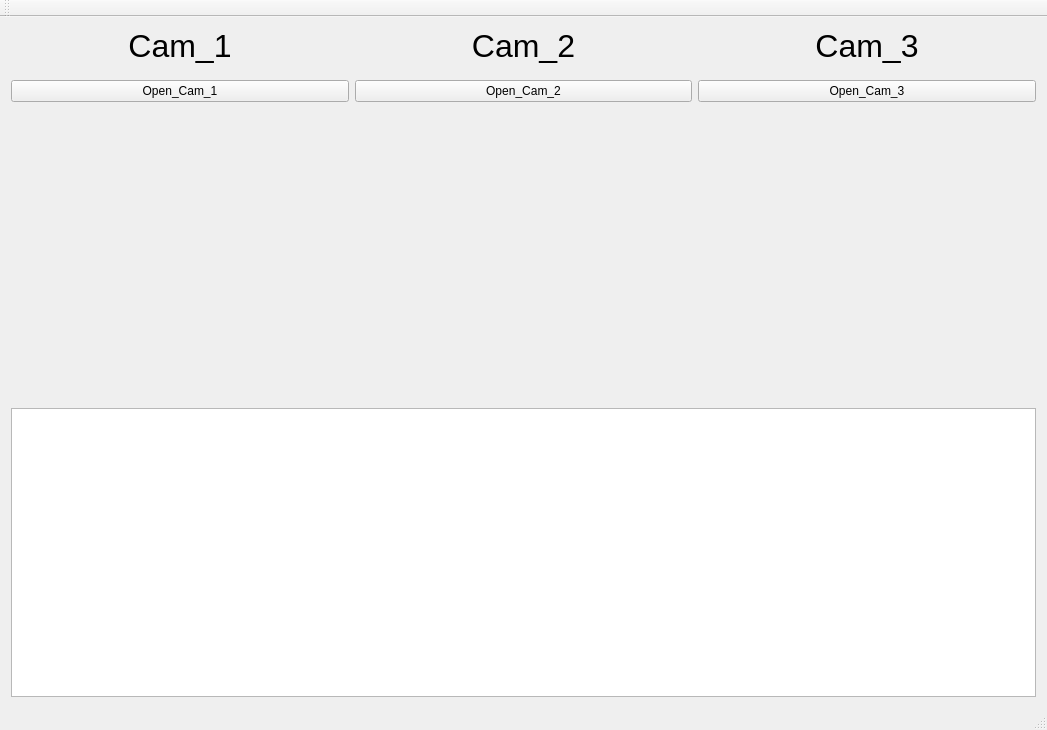
The window that mainwindow.ui (cuitwhy/Qt-WatchDog-CCTV) describes before a commit, drawn with Qt 5.
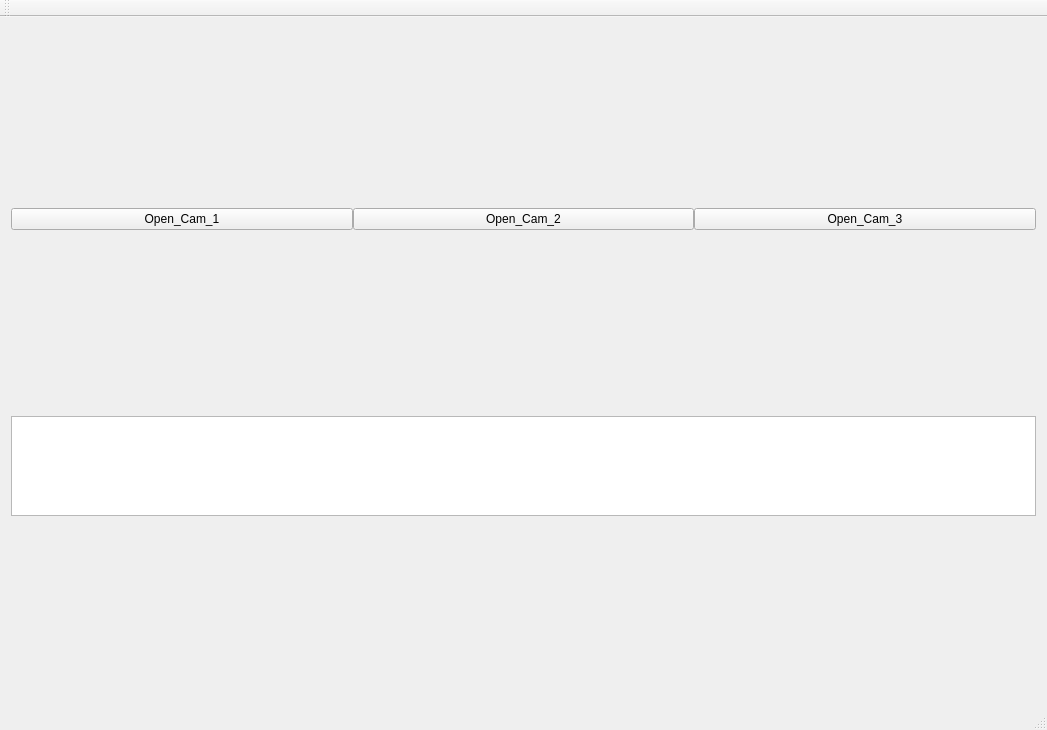
The same window after the commit. Icons and pictures are not drawn.

Diff of the .ui file:
```diff
--- a/mainwindow.ui
+++ b/mainwindow.ui
@@ -26,71 +26,58 @@
   <widget class="QWidget" name="centralWidget">
    <layout class="QGridLayout" name="gridLayout">
     <item row="0" column="0">
-     <layout class="QHBoxLayout" name="videolabel">
+     <layout class="QGridLayout" name="gridLayout_2">
+      <item row="1" column="0">
+       <layout class="QHBoxLayout" name="videoView">
+        <property name="topMargin">
+         <number>0</number>
+        </property>
       <item>
-       <widget class="QLabel" name="videolabel1">
-        <property name="font">
-         <font>
-          <family>Arial</family>
-          <pointsize>24</pointsize>
-         </font>
-        </property>
-        <property name="text">
-         <string>Cam_1</string>
-        </property>
-        <property name="alignment">
-         <set>Qt::AlignCenter</set>
-        </property>
-       </widget>
+         <layout class="QHBoxLayout" name="videoView1">
+          <property name="topMargin">
+           <number>0</number>
+          </property>
+          <property name="bottomMargin">
+           <number>0</number>
+          </property>
+         </layout>
       </item>
       <item>
-       <widget class="QLabel" name="videolabel2">
-        <property name="font">
-         <font>
-          <family>Arial</family>
-          <pointsize>24</pointsize>
-         </font>
-        </property>
-        <property name="text">
-         <string>Cam_2</string>
-        </property>
-        <property name="alignment">
-         <set>Qt::AlignCenter</set>
-        </property>
-       </widget>
+         <layout class="QHBoxLayout" name="videoView2">
+          <property name="topMargin">
+           <number>0</number>
+          </property>
+         </layout>
       </item>
       <item>
-       <widget class="QLabel" name="videolabel3">
-        <property name="font">
-         <font>
-          <family>Arial</family>
-          <pointsize>24</pointsize>
-         </font>
-        </property>
-        <property name="text">
-         <string>Cam_3</string>
-        </property>
-        <property name="alignment">
-         <set>Qt::AlignCenter</set>
-        </property>
-       </widget>
+         <layout class="QHBoxLayout" name="videoView3">
+          <property name="topMargin">
+           <number>0</number>
+          </property>
+          <property name="bottomMargin">
+           <number>0</number>
+          </property>
+         </layout>
       </item>
      </layout>
     </item>
-    <item row="3" column="0">
+      <item row="2" column="0">
      <widget class="QTextBrowser" name="DebugtextBrowser">
       <property name="maximumSize">
        <size>
         <width>16777215</width>
-        <height>5000</height>
+          <height>100</height>
        </size>
       </property>
      </widget>
     </item>
-    <item row="1" column="0">
+      <item row="0" column="0">
      <layout class="QHBoxLayout" name="buttonvector">
+        <property name="spacing">
+         <number>0</number>
+        </property>
       <property name="topMargin">
-       <number>10</number>
+         <number>0</number>
       </property>
       <item>
        <widget class="QPushButton" name="openButton1">
@@ -113,38 +100,6 @@
         </property>
        </widget>
       </item>
-     </layout>
-    </item>
-    <item row="2" column="0">
-     <layout class="QHBoxLayout" name="videoView">
-      <property name="topMargin">
-       <number>0</number>
-      </property>
-      <item>
-       <layout class="QHBoxLayout" name="videoView1">
-        <property name="topMargin">
-         <number>300</number>
-        </property>
-        <property name="bottomMargin">
-         <number>0</number>
-        </property>
-       </layout>
-      </item>
-      <item>
-       <layout class="QHBoxLayout" name="videoView2">
-        <property name="topMargin">
-         <number>300</number>
-        </property>
-       </layout>
-      </item>
-      <item>
-       <layout class="QHBoxLayout" name="videoView3">
-        <property name="topMargin">
-         <number>300</number>
-        </property>
-        <property name="bottomMargin">
-         <number>0</number>
-        </property>
        </layout>
       </item>
      </layout>
```
Left out of the diff: 3 changed lines with no effect on the pictures. Lines whose indentation alone changed are shown as unchanged.
